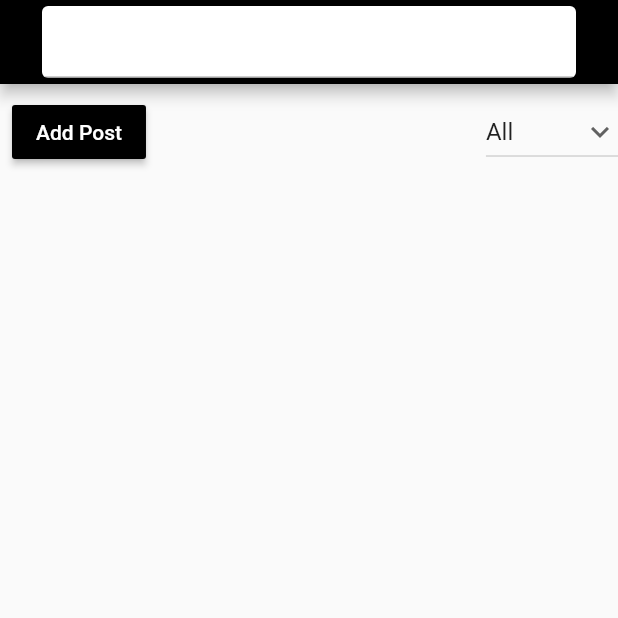
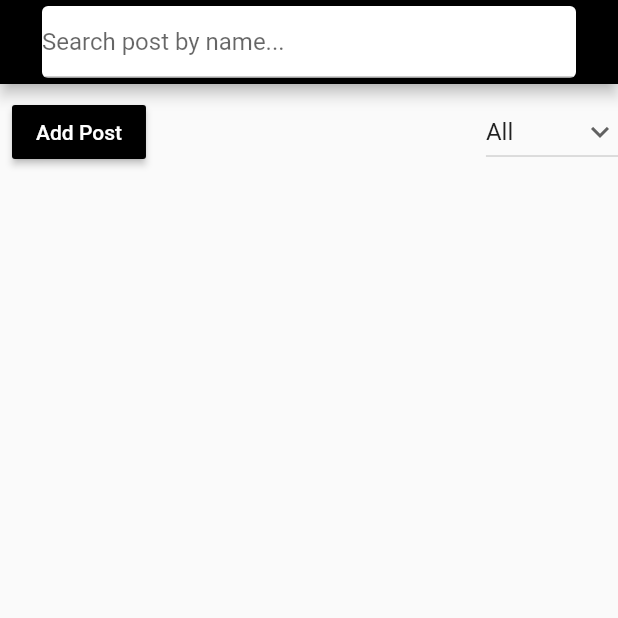
Before and after one commit to RuzniSadiq/posts, a Flutter app: the screen it shows after launch, on a phone screen of 412 x 824 dp, the top half of it. Run offline on Flutter 3.47's test engine with Material 2 defaults, Android fonts, the phone set to English and light mode, and no system bars; our stand-ins replace cloud_firestore, firebase_core; accounts and stored records are empty.

Commit message:
live search tweaked

```diff
--- a/lib/screens/listposts.dart
+++ b/lib/screens/listposts.dart
@@ -1,12 +1,7 @@
-import 'dart:convert';
-
 import 'package:cloud_firestore/cloud_firestore.dart';
 import 'package:flutter/cupertino.dart';
 import 'package:flutter/material.dart';
 import 'package:post/screens/post.dart';
-import 'package:http/http.dart' as http;
-
-import '../models/posts.dart';
 
 class ListPosts extends StatefulWidget {
   const ListPosts({Key? key}) : super(key: key);
@@ -82,6 +77,9 @@ class _ListPostsState extends State<ListPosts> {
           padding: const EdgeInsets.all(8.0),
           child: Card(
             child: TextField(
+              decoration: const InputDecoration(
+                  hintText: 'Search post by name...'
+              ),
               onChanged: (val){
                 setState(() {
                   name = val;
```
